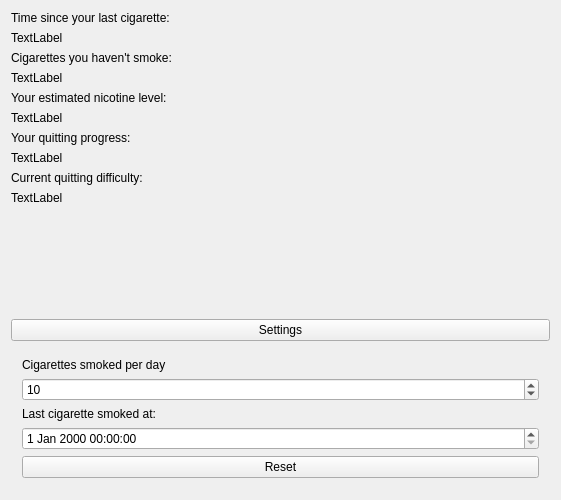
First picture: the form in mainwindow.ui, repository simzer/quitapp, before the edit.
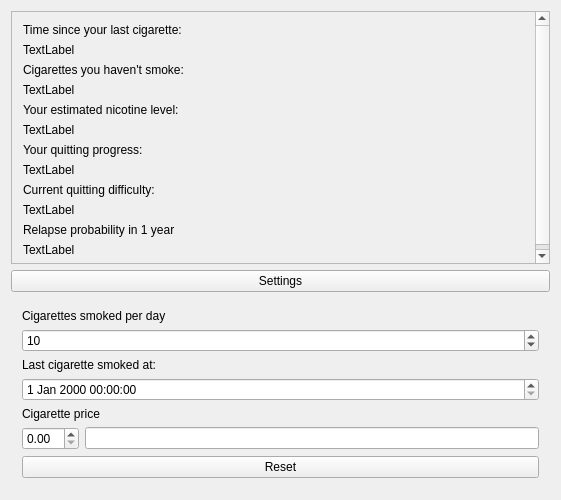
Second picture: the form after the edit.

What changed in the file:
```diff
--- a/mainwindow.ui
+++ b/mainwindow.ui
@@ -14,7 +14,22 @@
    <string>MainWindow</string>
   </property>
   <widget class="QWidget" name="centralWidget">
-   <layout class="QGridLayout" name="gridLayout">
+   <layout class="QGridLayout" name="gridLayout" rowstretch="100,0,0">
+    <item row="0" column="0">
+     <widget class="QScrollArea" name="scrollArea">
+      <property name="widgetResizable">
+       <bool>true</bool>
+      </property>
+      <widget class="QWidget" name="scrollAreaWidgetContents">
+       <property name="geometry">
+        <rect>
+         <x>0</x>
+         <y>0</y>
+         <width>541</width>
+         <height>267</height>
+        </rect>
+       </property>
+       <layout class="QGridLayout" name="gridLayout_2">
     <item row="0" column="0">
      <layout class="QVBoxLayout" name="verticalLayout">
       <item>
@@ -87,6 +102,20 @@
         </property>
        </widget>
       </item>
+          <item>
+           <widget class="QLabel" name="label_9">
+            <property name="text">
+             <string>Relapse probability in 1 year</string>
+            </property>
+           </widget>
+          </item>
+          <item>
+           <widget class="QLabel" name="relapseLabel">
+            <property name="text">
+             <string>TextLabel</string>
+            </property>
+           </widget>
+          </item>
       <item>
        <spacer name="verticalSpacer">
         <property name="orientation">
@@ -100,14 +129,13 @@
         </property>
        </spacer>
       </item>
-      <item>
-       <widget class="QPushButton" name="pushButton">
-        <property name="text">
-         <string>Settings</string>
-        </property>
-       </widget>
-      </item>
-      <item>
+         </layout>
+        </item>
+       </layout>
+      </widget>
+     </widget>
+    </item>
+    <item row="2" column="0">
        <widget class="QWidget" name="settingsWidget" native="true">
         <property name="minimumSize">
          <size>
@@ -115,7 +143,7 @@
           <height>20</height>
          </size>
         </property>
-        <layout class="QVBoxLayout" name="verticalLayout_3">
+      <layout class="QVBoxLayout" name="verticalLayout_3" stretch="50,50,0,0,0,0,0">
          <item>
           <widget class="QLabel" name="label_7">
            <property name="text">
@@ -146,6 +174,23 @@
          <item>
           <widget class="QDateTimeEdit" name="dateTimeEdit"/>
          </item>
+       <item>
+        <widget class="QLabel" name="label_8">
+         <property name="text">
+          <string>Cigarette price</string>
+         </property>
+        </widget>
+       </item>
+       <item>
+        <layout class="QHBoxLayout" name="horizontalLayout">
+         <item>
+          <widget class="QDoubleSpinBox" name="priceDoubleSpinBox"/>
+         </item>
+         <item>
+          <widget class="QLineEdit" name="unitLineEdit"/>
+         </item>
+        </layout>
+       </item>
          <item>
           <widget class="QPushButton" name="pushButton_2">
            <property name="text">
@@ -156,7 +201,12 @@
         </layout>
        </widget>
       </item>
-     </layout>
+    <item row="1" column="0">
+     <widget class="QPushButton" name="pushButton">
+      <property name="text">
+       <string>Settings</string>
+      </property>
+     </widget>
     </item>
    </layout>
   </widget>
```
Lines whose indentation alone changed are shown as unchanged.
